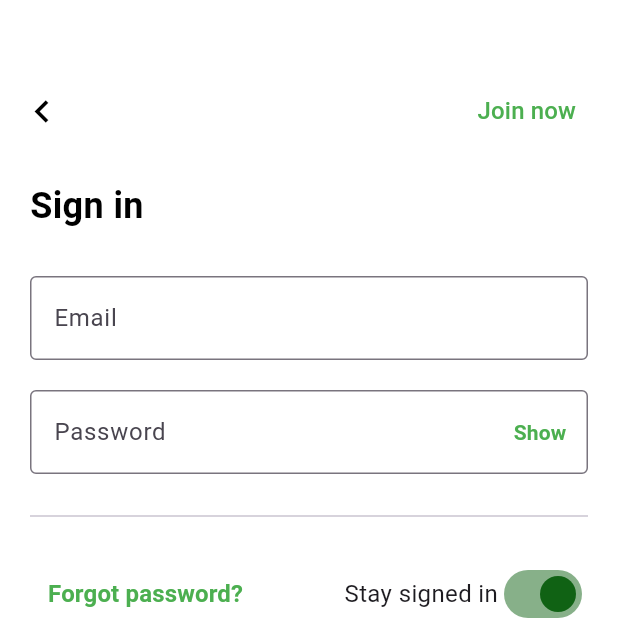
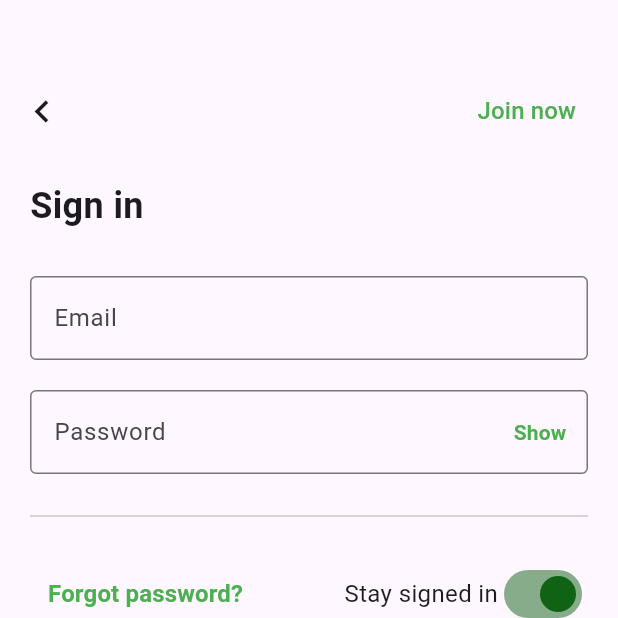
Before and after one commit to Bellalahlalah/starbucks_app, a Flutter app: the screen it shows after launch, item 5 of the bottom bar chosen, after a tap on "Sign in", on a phone screen of 412 x 824 dp, the top half of it. Run offline on Flutter 3.47's test engine with Material 3 defaults, Android fonts, the light colour scheme and no system bars; our stand-ins replace get, google_maps_flutter; missing offline and left inert: mobile_scanner; accounts and stored records are empty.

Commit message:
change color

```diff
--- a/lib/pages/account_screen.dart
+++ b/lib/pages/account_screen.dart
@@ -47,8 +47,13 @@ class _AccountScreenState extends State<AccountScreen> {
                   child: isLoggedIn
                       ? Text(
                           user!.name,
-                          style: const TextStyle(
-                              fontSize: 28, fontWeight: FontWeight.bold),
+                          style: TextStyle(
+                              fontSize: 28,
+                              fontWeight: FontWeight.bold,
+                              color: Theme.of(context)
+                                  .textTheme
+                                  .titleLarge
+                                  ?.color),
                         )
                       : Text(
                           'Account'.tr,
@@ -257,7 +262,9 @@ class _AccountScreenState extends State<AccountScreen> {
                       title: Text(
                         'Delete account'.tr,
                         style: TextStyle(
-                            fontWeight: FontWeight.bold, color: Colors.black),
+                            fontWeight: FontWeight.bold,
+                            color:
+                                Theme.of(context).textTheme.titleLarge?.color),
                       ),
                       trailing:
                           const Icon(Icons.chevron_right, color: Colors.grey),
--- a/lib/pages/home_screen.dart
+++ b/lib/pages/home_screen.dart
@@ -62,6 +62,8 @@ class HomeScreen extends StatelessWidget {
     required IconData icon,
     required String label,
     required VoidCallback onTap,
+    // ignore: unused_element
+    Color? textColor,
   }) {
     return GestureDetector(
       onTap: onTap,
@@ -84,9 +86,10 @@ class HomeScreen extends StatelessWidget {
           Text(
             label,
             textAlign: TextAlign.center,
-            style: const TextStyle(
+            style: TextStyle(
               fontSize: 12,
               fontWeight: FontWeight.bold,
+              color: textColor,
             ),
           ),
         ],
@@ -120,7 +123,7 @@ class HomeScreen extends StatelessWidget {
           padding: const EdgeInsets.symmetric(horizontal: 20, vertical: 16),
           child: Text(
             'NEWS & PROMOTION'.tr,
-            style: const TextStyle(
+            style: TextStyle(
               fontSize: 18,
               fontWeight: FontWeight.bold,
             ),
@@ -451,10 +454,26 @@ class HomeScreen extends StatelessWidget {
                 padding: const EdgeInsets.all(0),
                 child: Column(
                   children: [
-                    _buildMenuButton(
-                      icon: Icons.location_on_outlined,
-                      color: Colors.grey,
-                      text: "Find a store".tr,
+                    TextButton.icon(
+                      style: TextButton.styleFrom(
+                        backgroundColor: Colors.transparent, // ไม่มีพื้นหลัง
+                        elevation: 0,
+                        padding: const EdgeInsets.symmetric(
+                            vertical: 15, horizontal: 20),
+                      ),
+                      icon:
+                          Icon(Icons.location_on_outlined, color: Colors.grey),
+                      label: Text(
+                        "Find a store".tr,
+                        style: TextStyle(
+                            fontSize: 16,
+                            fontWeight: FontWeight.w500,
+                            color: Theme.of(context)
+                                .textTheme
+                                .titleLarge
+                                ?.color // เปลี่ยนสีตามต้องการ
+                            ),
+                      ),
                       onPressed: () {
                         Navigator.pushNamed(context, 'address');
                       },
@@ -463,10 +482,10 @@ class HomeScreen extends StatelessWidget {
                 ),
               ),
               const SizedBox(height: 15),
-              const Divider(
-                height: 12,
-                color: Color.fromARGB(255, 247, 250, 252),
-                thickness: 5,
+              Divider(
+                height: 2,
+                color: const Color.fromARGB(255, 225, 224, 224),
+                thickness: 4,
               ),
               const SizedBox(height: 15),
               // 4 Circle Menus
@@ -482,6 +501,7 @@ class HomeScreen extends StatelessWidget {
                           MaterialPageRoute(
                               builder: (context) => const PayInStoreScreen()));
                     },
+                    textColor: Theme.of(context).textTheme.titleLarge?.color,
                   ),
                   _buildCircleMenuButton(
                     icon: Icons.delivery_dining,
@@ -489,6 +509,7 @@ class HomeScreen extends StatelessWidget {
                     onTap: () {
                       Navigator.pushNamed(context, 'address');
                     },
+                    textColor: Theme.of(context).textTheme.titleLarge?.color,
                   ),
                   _buildCircleMenuButton(
                     icon: Icons.store,
@@ -496,6 +517,7 @@ class HomeScreen extends StatelessWidget {
                     onTap: () {
                       Navigator.pushNamed(context, 'stores');
                     },
+                    textColor: Theme.of(context).textTheme.titleLarge?.color,
                   ),
                   _buildCircleMenuButton(
                     icon: Icons.table_restaurant,
@@ -503,6 +525,7 @@ class HomeScreen extends StatelessWidget {
                     onTap: () {
                       Navigator.pushNamed(context, 'scanqr');
                     },
+                    textColor: Theme.of(context).textTheme.titleLarge?.color,
                   ),
                 ],
               ),
--- a/lib/pages/order_address_screen.dart
+++ b/lib/pages/order_address_screen.dart
@@ -12,19 +12,22 @@ class OrderAddressScreen extends StatelessWidget {
 
     return Scaffold(
       appBar: AppBar(
-        backgroundColor: Colors.white,
+        backgroundColor: Theme.of(context).scaffoldBackgroundColor,
         elevation: 0,
         leading: IconButton(
-          icon: const Icon(Icons.arrow_back, color: Colors.black),
+          icon: Icon(Icons.arrow_back,
+              color: Theme.of(context).textTheme.titleLarge?.color),
           onPressed: () => Navigator.of(context).pop(),
         ),
         title: Text(
           'Search for location'.tr,
-          style: TextStyle(color: Colors.black, fontWeight: FontWeight.bold),
+          style: TextStyle(
+              color: Theme.of(context).textTheme.titleLarge?.color,
+              fontWeight: FontWeight.bold),
         ),
         centerTitle: true,
       ),
-      backgroundColor: Colors.white,
+      backgroundColor: Theme.of(context).scaffoldBackgroundColor,
       body: Column(
         crossAxisAlignment: CrossAxisAlignment.start,
         children: [
--- a/lib/pages/sign_in.dart
+++ b/lib/pages/sign_in.dart
@@ -57,19 +57,20 @@ class _SignInScreenState extends State<SignInScreen> {
   @override
   Widget build(BuildContext context) {
     return Scaffold(
-      backgroundColor: Colors.white,
+      backgroundColor: Theme.of(context).scaffoldBackgroundColor,
       appBar: PreferredSize(
         preferredSize: const Size.fromHeight(100),
         child: Container(
           padding: const EdgeInsets.only(top: 48),
-          color: Colors.white,
+          color: Theme.of(context).scaffoldBackgroundColor,
           child: AppBar(
-            backgroundColor: Colors.white,
+            backgroundColor: Theme.of(context).scaffoldBackgroundColor,
             elevation: 0,
             toolbarHeight: 56,
             leading: IconButton(
-              icon:
-                  const Icon(Icons.chevron_left, size: 30, color: Colors.black),
+              icon: Icon(Icons.chevron_left,
+                  size: 30,
+                  color: Theme.of(context).textTheme.titleLarge?.color),
               onPressed: () => Navigator.pop(context),
             ),
             actions: [
@@ -110,7 +111,7 @@ class _SignInScreenState extends State<SignInScreen> {
                 style: TextStyle(
                   fontSize: 24,
                   fontWeight: FontWeight.bold,
-                  color: Colors.black,
+                  color: Theme.of(context).textTheme.titleLarge?.color,
                 ),
               ),
             ),
@@ -175,7 +176,10 @@ class _SignInScreenState extends State<SignInScreen> {
                       children: [
                         Text(
                           'Stay signed in'.tr,
-                          style: TextStyle(fontSize: 16),
+                          style: TextStyle(
+                              fontSize: 16,
+                              color:
+                                  Theme.of(context).textTheme.bodyLarge?.color),
                         ),
                         Switch(
                           value: true,
```
